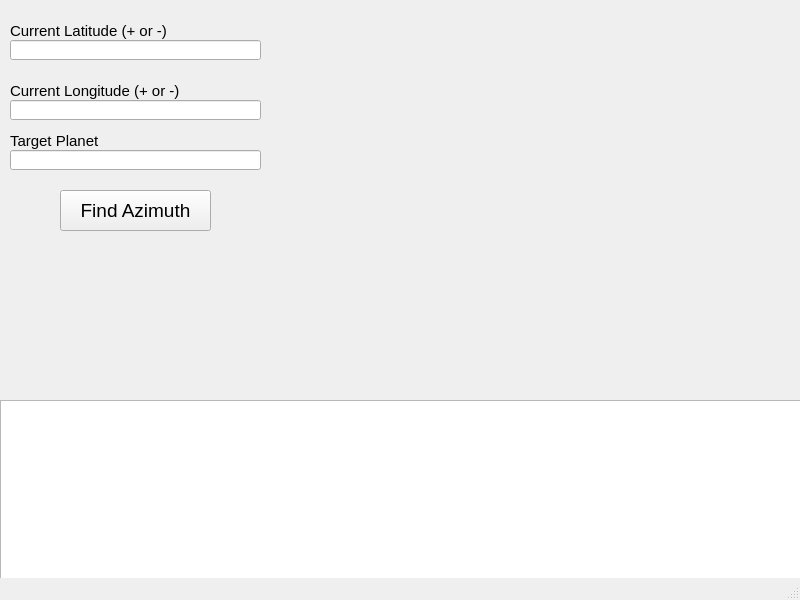
Above: qt_temp/qt_ui_files/project.ui from kermitine/DHOC before the change. Below: the same form after it.
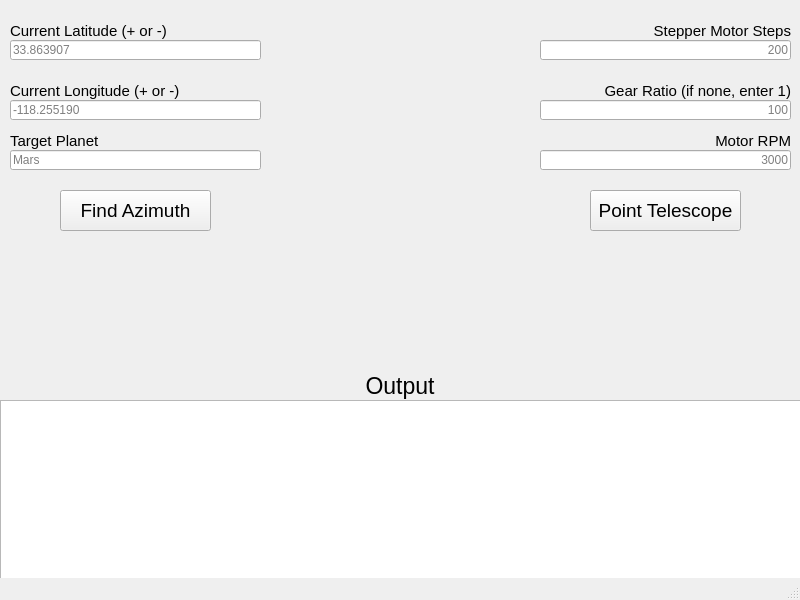
That is the form after the change.

```diff
--- a/qt_temp/qt_ui_files/project.ui
+++ b/qt_temp/qt_ui_files/project.ui
@@ -23,9 +23,18 @@
       <height>20</height>
      </rect>
     </property>
+    <property name="autoFillBackground">
+     <bool>false</bool>
+    </property>
     <property name="text">
      <string/>
     </property>
+    <property name="placeholderText">
+     <string>33.863907</string>
+    </property>
+    <property name="clearButtonEnabled">
+     <bool>false</bool>
+    </property>
    </widget>
    <widget class="QLabel" name="label_lat">
     <property name="geometry">
@@ -75,6 +84,9 @@
     <property name="text">
      <string/>
     </property>
+    <property name="placeholderText">
+     <string>-118.255190</string>
+    </property>
    </widget>
    <widget class="QLineEdit" name="line_planet">
     <property name="geometry">
@@ -88,6 +100,9 @@
     <property name="text">
      <string/>
     </property>
+    <property name="placeholderText">
+     <string>Mars</string>
+    </property>
    </widget>
    <widget class="QLabel" name="label_planet">
     <property name="geometry">
@@ -144,6 +159,165 @@
      <bool>true</bool>
     </property>
    </widget>
+   <widget class="QLabel" name="label_output">
+    <property name="geometry">
+     <rect>
+      <x>0</x>
+      <y>370</y>
+      <width>800</width>
+      <height>31</height>
+     </rect>
+    </property>
+    <property name="font">
+     <font>
+      <pointsize>17</pointsize>
+     </font>
+    </property>
+    <property name="text">
+     <string>Output</string>
+    </property>
+    <property name="alignment">
+     <set>Qt::AlignCenter</set>
+    </property>
+   </widget>
+   <widget class="QLabel" name="label_lon_2">
+    <property name="geometry">
+     <rect>
+      <x>540</x>
+      <y>80</y>
+      <width>251</width>
+      <height>21</height>
+     </rect>
+    </property>
+    <property name="font">
+     <font>
+      <pointsize>11</pointsize>
+     </font>
+    </property>
+    <property name="text">
+     <string>Gear Ratio (if none, enter 1)</string>
+    </property>
+    <property name="alignment">
+     <set>Qt::AlignRight|Qt::AlignTrailing|Qt::AlignVCenter</set>
+    </property>
+   </widget>
+   <widget class="QLineEdit" name="line_motorsteps">
+    <property name="geometry">
+     <rect>
+      <x>540</x>
+      <y>40</y>
+      <width>251</width>
+      <height>20</height>
+     </rect>
+    </property>
+    <property name="text">
+     <string/>
+    </property>
+    <property name="alignment">
+     <set>Qt::AlignRight|Qt::AlignTrailing|Qt::AlignVCenter</set>
+    </property>
+    <property name="placeholderText">
+     <string>200</string>
+    </property>
+   </widget>
+   <widget class="QLineEdit" name="line_motorrpm">
+    <property name="geometry">
+     <rect>
+      <x>540</x>
+      <y>150</y>
+      <width>251</width>
+      <height>20</height>
+     </rect>
+    </property>
+    <property name="text">
+     <string/>
+    </property>
+    <property name="alignment">
+     <set>Qt::AlignRight|Qt::AlignTrailing|Qt::AlignVCenter</set>
+    </property>
+    <property name="placeholderText">
+     <string>3000</string>
+    </property>
+   </widget>
+   <widget class="QPushButton" name="button_pointtelescope">
+    <property name="geometry">
+     <rect>
+      <x>590</x>
+      <y>190</y>
+      <width>151</width>
+      <height>41</height>
+     </rect>
+    </property>
+    <property name="font">
+     <font>
+      <pointsize>14</pointsize>
+     </font>
+    </property>
+    <property name="text">
+     <string>Point Telescope</string>
+    </property>
+   </widget>
+   <widget class="QLineEdit" name="line_gearratio">
+    <property name="geometry">
+     <rect>
+      <x>540</x>
+      <y>100</y>
+      <width>251</width>
+      <height>20</height>
+     </rect>
+    </property>
+    <property name="text">
+     <string/>
+    </property>
+    <property name="alignment">
+     <set>Qt::AlignRight|Qt::AlignTrailing|Qt::AlignVCenter</set>
+    </property>
+    <property name="placeholderText">
+     <string>100</string>
+    </property>
+   </widget>
+   <widget class="QLabel" name="label_motorrpm">
+    <property name="geometry">
+     <rect>
+      <x>540</x>
+      <y>130</y>
+      <width>251</width>
+      <height>21</height>
+     </rect>
+    </property>
+    <property name="font">
+     <font>
+      <pointsize>11</pointsize>
+     </font>
+    </property>
+    <property name="text">
+     <string>Motor RPM</string>
+    </property>
+    <property name="alignment">
+     <set>Qt::AlignRight|Qt::AlignTrailing|Qt::AlignVCenter</set>
+    </property>
+   </widget>
+   <widget class="QLabel" name="label_motorsteps">
+    <property name="geometry">
+     <rect>
+      <x>540</x>
+      <y>20</y>
+      <width>251</width>
+      <height>21</height>
+     </rect>
+    </property>
+    <property name="font">
+     <font>
+      <pointsize>11</pointsize>
+     </font>
+    </property>
+    <property name="text">
+     <string>Stepper Motor Steps</string>
+    </property>
+    <property name="alignment">
+     <set>Qt::AlignRight|Qt::AlignTrailing|Qt::AlignVCenter</set>
+    </property>
+   </widget>
   </widget>
   <widget class="QStatusBar" name="statusbar"/>
  </widget>
```
